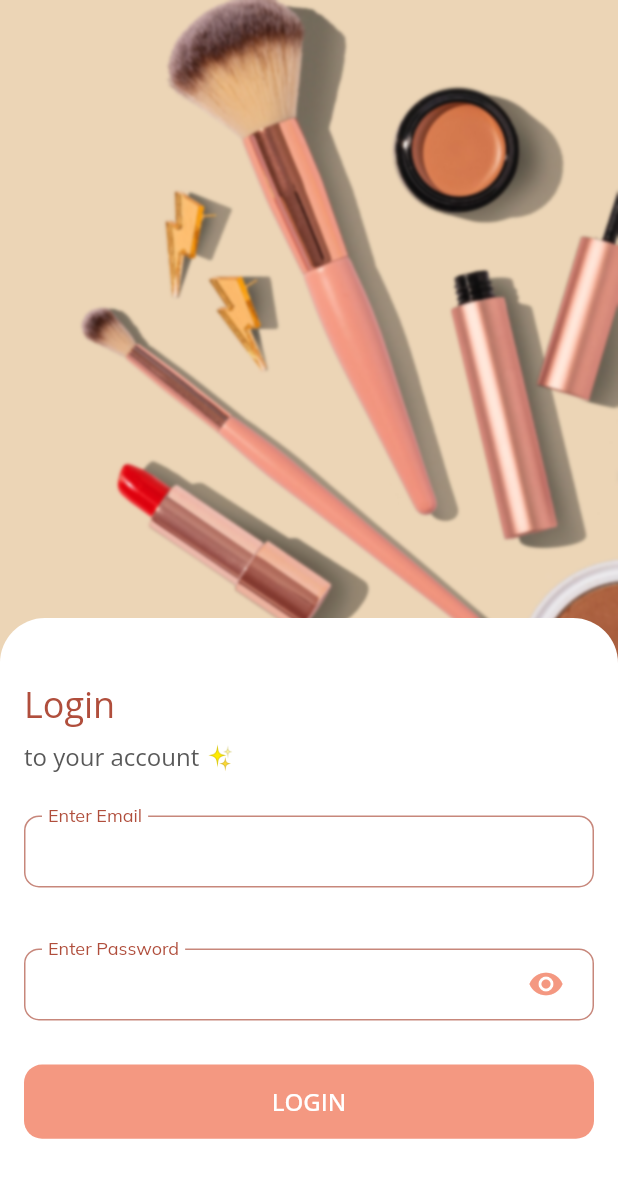
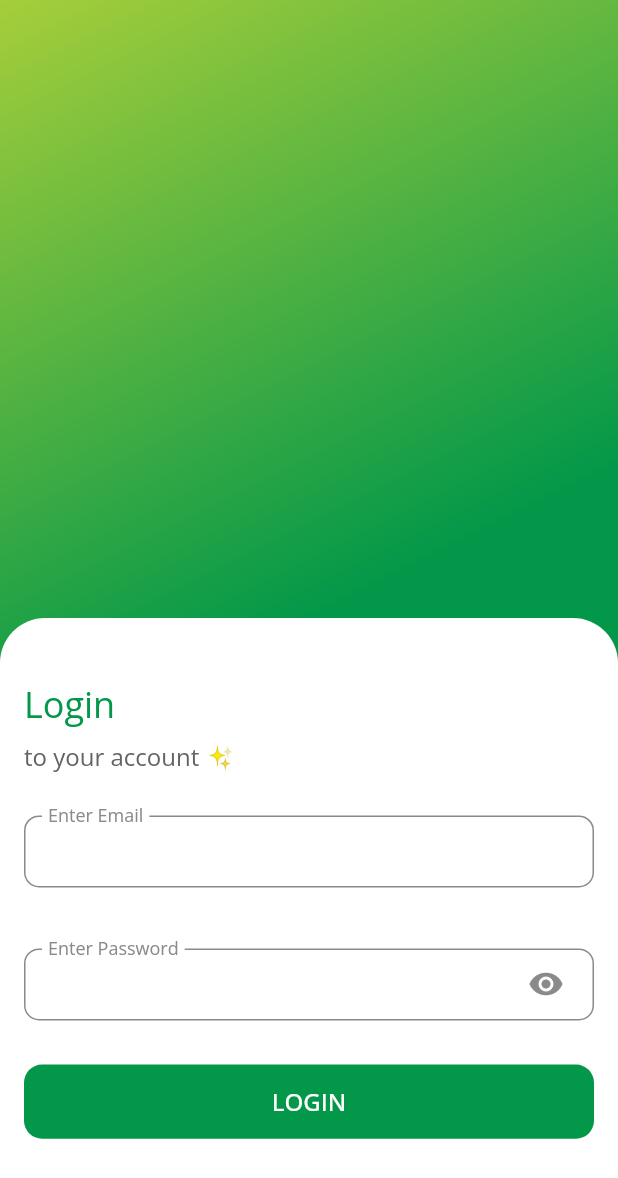
Before and after one commit to MohdAshraf960/prithvi, a Flutter app: the screen it shows after launch, on a phone screen of 412 x 824 dp. Shown: the top 1178 px of the screen. Run offline on Flutter 3.47's test engine with Material 2 defaults, Android fonts, the light colour scheme and no system bars; our stand-ins replace cloud_firestore, firebase_auth, firebase_core, flutter_riverpod, google_fonts, logger and 2 more; accounts and stored records are empty.

Commit message:
changed login color and design

```diff
--- a/lib/features/auth/pages/login_view.dart
+++ b/lib/features/auth/pages/login_view.dart
@@ -36,14 +36,15 @@ class Login extends ConsumerWidget {
         children: [
           Container(
             decoration: const BoxDecoration(
-              color: Colors.white,
-              image: DecorationImage(
-                image: AssetImage(
-                  Assets.backgroundImage,
+                // color: Colors.white,
+                gradient: primaryGreenGradient
+                // image: DecorationImage(
+                //   image: AssetImage(
+                //     Assets.backgroundImage,
+                //   ),
+                //   fit: BoxFit.cover,
+                // ),
                 ),
-                fit: BoxFit.cover,
-              ),
-            ),
           ),
           Form(
             key: formKey,
@@ -101,7 +102,7 @@ class Login extends ConsumerWidget {
                                       "Login",
                                       style: TextStyle(
                                           fontWeight: FontWeight.w400,
-                                          color: lableColor,
+                                          color: primaryGreen,
                                           fontSize: 24),
                                     ),
                                     SizedBox(
@@ -111,7 +112,7 @@ class Login extends ConsumerWidget {
                                       "to your account ✨",
                                       style: TextStyle(
                                           fontWeight: FontWeight.w400,
-                                          color: textColor,
+                                          color: grey2Color,
                                           fontSize: 16),
                                     ),
                                     const SizedBox(
@@ -148,7 +149,7 @@ class Login extends ConsumerWidget {
                                           padding: EdgeInsets.only(right: 16),
                                           child: Icon(
                                             Icons.remove_red_eye,
-                                            color: backgroundColor,
+                                            color: grey3Color,
                                           ),
                                         ),
                                         // controller: viewModel.password,
@@ -165,7 +166,7 @@ class Login extends ConsumerWidget {
                                             textfontsize: 16,
                                             height: 6.h,
                                             textColor: whiteColor,
-                                            color: backgroundColor,
+                                            color: primaryGreen,
                                             text: "LOGIN",
                                             onTap: () async {
                                               formKey.currentState!.save();
--- a/lib/features/auth/widgets/textformfield.dart
+++ b/lib/features/auth/widgets/textformfield.dart
@@ -1,5 +1,5 @@
 import 'package:flutter/material.dart';
-import 'package:google_fonts/google_fonts.dart';
+
 import 'package:prithvi/core/colors/colors.dart';
 import 'package:sizer/sizer.dart';
 
@@ -68,15 +68,18 @@ class AppFormField extends StatelessWidget {
         focusNode: focus,
         // autofocus: true,
         readOnly: readonly,
-        style: GoogleFonts.mulish(
-            fontSize: fontSize,
-            color: Colors.black,
-            fontStyle: FontStyle.normal,
-            fontWeight: fontWeight),
+        style: TextStyle(
+          fontSize: fontSize,
+          color: grey,
+          fontStyle: FontStyle.normal,
+          fontWeight: fontWeight,
+        ),
+        cursorColor: grey,
+
         decoration: InputDecoration(
           border: OutlineInputBorder(
             borderRadius: BorderRadius.circular(10),
-            borderSide: BorderSide(color: c7877BColor, width: 1.0),
+            borderSide: BorderSide(color: greyInputBorder, width: 1.0),
           ),
           floatingLabelBehavior: FloatingLabelBehavior.always,
           suffixIcon: suffixIcon,
@@ -85,19 +88,20 @@ class AppFormField extends StatelessWidget {
           //     const BoxConstraints(maxHeight: 34, maxWidth: 34),
           enabledBorder: OutlineInputBorder(
             borderRadius: BorderRadius.circular(10),
-            borderSide: BorderSide(color: c7877BColor, width: 1.0),
+            borderSide: BorderSide(color: greyInputBorder, width: 1.0),
           ),
+          focusedBorder: OutlineInputBorder(
+            borderRadius: BorderRadius.circular(10),
+            borderSide: BorderSide(color: greyInputBorder, width: 1.0),
+          ),
+
           hintText: hint,
           contentPadding: const EdgeInsets.only(left: 16),
-          // hintStyle: GoogleFonts.mulish(
-          //     fontSize: hintfontSize,
-          //     color: Colors.grey,
-          //     fontStyle: FontStyle.normal,
-          //     fontWeight: FontWeight.w100),
+
           labelText: labelText,
-          labelStyle: GoogleFonts.mulish(
+          labelStyle: TextStyle(
               fontSize: 16,
-              color: lableColor,
+              color: grey3Color,
               fontStyle: FontStyle.normal,
               fontWeight: FontWeight.w400),
         ),
--- a/lib/features/profile/pages/userprofile_view.dart
+++ b/lib/features/profile/pages/userprofile_view.dart
@@ -1,6 +1,7 @@
 import 'package:flutter/material.dart';
 import 'package:prithvi/config/config.dart';
 import 'package:prithvi/core/core.dart';
+import 'package:prithvi/features/auth/pages/pages.dart';
 import 'package:sizer/sizer.dart';
 
 class UserProfileScreen extends StatelessWidget {
@@ -78,7 +79,8 @@ class UserProfileScreen extends StatelessWidget {
               color: primaryGreen,
               text: "LOG OUT",
               onTap: () async {
-                //TODO: logout
+                Navigator.pushNamedAndRemoveUntil(
+                    context, Login.id, (route) => false);
               },
               width: double.infinity,
             )
```
